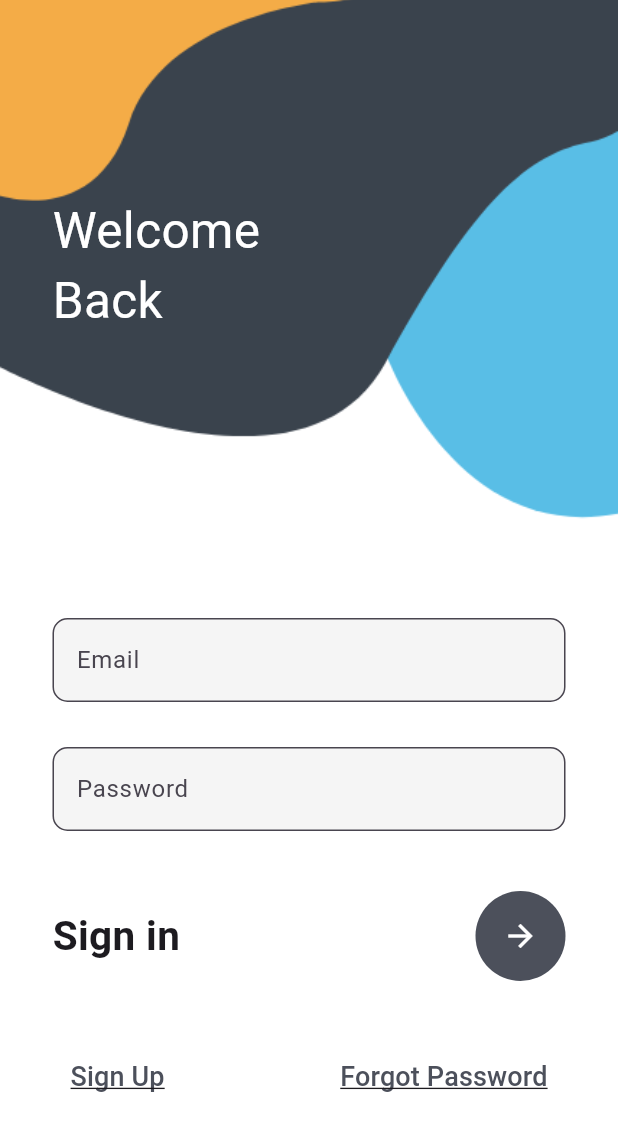
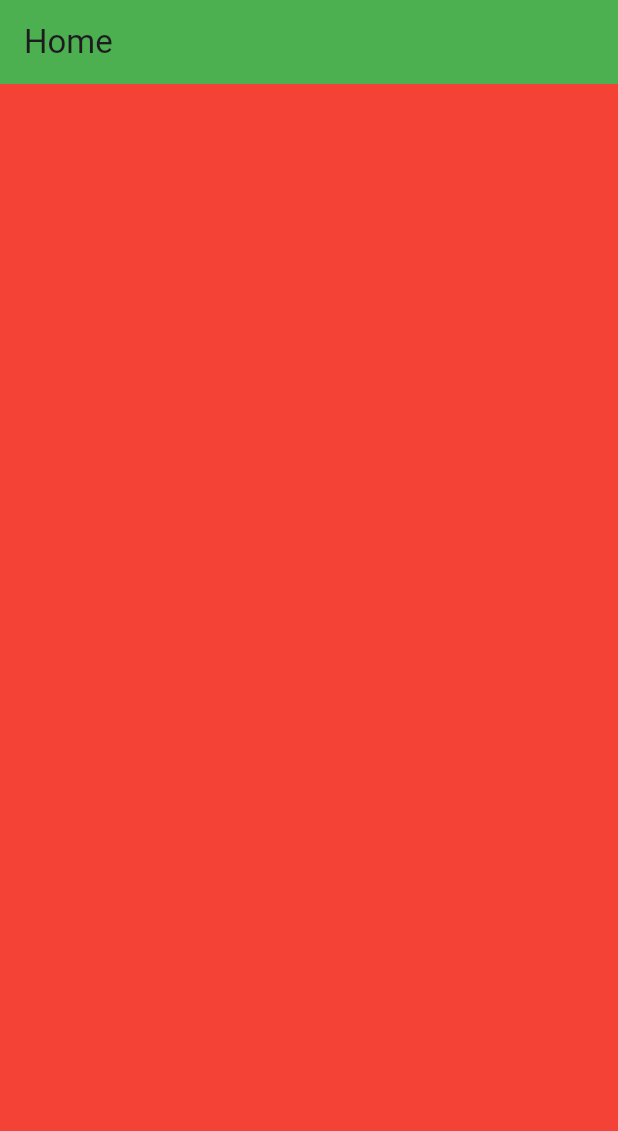
Before and after one commit to arifulshakil/Basic-Calculator, a Flutter app: the screen it shows after launch, on a phone screen of 412 x 824 dp. Shown: the top 1131 px of the screen. Run offline on Flutter 3.47's test engine with Material 3 defaults, Android fonts, the light colour scheme and no system bars.

Commit message:
MediaQuery | Wrap | LayoutBuilder | WidgetBuilder

```diff
--- a/lib/login.dart
+++ /dev/null
@@ -1,132 +0,0 @@
-import 'package:flutter/material.dart';
-
-class MyLogin extends StatefulWidget {
-  const MyLogin({Key? key}) : super(key: key);
-
-  @override
-  _MyLoginState createState() => _MyLoginState();
-}
-
-class _MyLoginState extends State<MyLogin> {
-  @override
-  Widget build(BuildContext context) {
-    return Container(
-      decoration: BoxDecoration(
-        image: DecorationImage(
-            image: AssetImage('assets/login.png'), fit: BoxFit.cover),
-      ),
-      child: Scaffold(
-        backgroundColor: Colors.transparent,
-        body: Stack(
-          children: [
-            Container(),
-            Container(
-              padding: EdgeInsets.only(left: 35, top: 130),
-              child: Text(
-                'Welcome\nBack',
-                style: TextStyle(color: Colors.white, fontSize: 33),
-              ),
-            ),
-            SingleChildScrollView(
-              child: Container(
-                padding: EdgeInsets.only(
-                    top: MediaQuery.of(context).size.height * 0.5),
-                child: Column(
-                  crossAxisAlignment: CrossAxisAlignment.start,
-                  children: [
-                    Container(
-                      margin: EdgeInsets.only(left: 35, right: 35),
-                      child: Column(
-                        children: [
-                          TextField(
-                            style: TextStyle(color: Colors.black),
-                            decoration: InputDecoration(
-                                fillColor: Colors.grey.shade100,
-                                filled: true,
-                                hintText: "Email",
-                                border: OutlineInputBorder(
-                                  borderRadius: BorderRadius.circular(10),
-                                )),
-                          ),
-                          SizedBox(
-                            height: 30,
-                          ),
-                          TextField(
-                            style: TextStyle(),
-                            obscureText: true,
-                            decoration: InputDecoration(
-                                fillColor: Colors.grey.shade100,
-                                filled: true,
-                                hintText: "Password",
-                                border: OutlineInputBorder(
-                                  borderRadius: BorderRadius.circular(10),
-                                )),
-                          ),
-                          SizedBox(
-                            height: 40,
-                          ),
-                          Row(
-                            mainAxisAlignment: MainAxisAlignment.spaceBetween,
-                            children: [
-                              Text(
-                                'Sign in',
-                                style: TextStyle(
-                                    fontSize: 27, fontWeight: FontWeight.w700),
-                              ),
-                              CircleAvatar(
-                                radius: 30,
-                                backgroundColor: Color(0xff4c505b),
-                                child: IconButton(
-                                    color: Colors.white,
-                                    onPressed: () {},
-                                    icon: Icon(
-                                      Icons.arrow_forward,
-                                    )),
-                              )
-                            ],
-                          ),
-                          SizedBox(
-                            height: 40,
-                          ),
-                          Row(
-                            mainAxisAlignment: MainAxisAlignment.spaceBetween,
-                            children: [
-                              TextButton(
-                                onPressed: () {
-                                  Navigator.pushNamed(context, 'register');
-                                },
-                                child: Text(
-                                  'Sign Up',
-                                  textAlign: TextAlign.left,
-                                  style: TextStyle(
-                                      decoration: TextDecoration.underline,
-                                      color: Color(0xff4c505b),
-                                      fontSize: 18),
-                                ),
-                                style: ButtonStyle(),
-                              ),
-                              TextButton(
-                                  onPressed: () {},
-                                  child: Text(
-                                    'Forgot Password',
-                                    style: TextStyle(
-                                      decoration: TextDecoration.underline,
-                                      color: Color(0xff4c505b),
-                                      fontSize: 18,
-                                    ),
-                                  )),
-                            ],
-                          )
-                        ],
-                      ),
-                    )
-                  ],
-                ),
-              ),
-            ),
-          ],
-        ),
-      ),
-    );
-  }
-}
--- a/lib/main.dart
+++ b/lib/main.dart
@@ -1,15 +1,91 @@
-
 import 'package:flutter/material.dart';
-import 'login.dart';
-import 'registation.dart';
 
 void main() {
-  runApp(MaterialApp(
-    debugShowCheckedModeBanner: false,
-    home: MyLogin(),
-    routes: {
-      'register': (context) => MyRegister(),
-      'login': (context) => MyLogin(),
-    },
-  ));
+  runApp(const MyApp());
 }
+
+class MyApp extends StatelessWidget {
+  const MyApp({super.key});
+
+  @override
+  Widget build(BuildContext context) {
+    return MaterialApp(
+      home: const Home(),
+      theme: ThemeData(),
+    );
+  }
+}
+
+class Home extends StatelessWidget {
+  const Home({super.key});
+
+  @override
+  Widget build(BuildContext context) {
+    // MediaQuery
+    print(MediaQuery.of(context).size);
+    print(MediaQuery.of(context).size.width);
+    print(MediaQuery.of(context).size.height);
+    print(MediaQuery.of(context).orientation);
+    print(MediaQuery.of(context).devicePixelRatio);
+    print(MediaQuery.of(context).displayFeatures);
+
+    print(MediaQuery.displayFeaturesOf(context));
+    print(MediaQuery.sizeOf(context));
+
+    return Scaffold(
+      appBar: AppBar(
+        backgroundColor: Colors.green,
+        title: const Text('Home'),
+      ),
+      // body: Center(
+      //   child: Wrap(
+      //     alignment: WrapAlignment.center,
+      //     crossAxisAlignment: WrapCrossAlignment.start,
+      //     spacing: 4,
+      //     children: [
+      //       Text(MediaQuery.orientationOf(context).toString()),
+      //       Text(MediaQuery.orientationOf(context).toString()),
+      //       Text(MediaQuery.orientationOf(context).toString()),
+      //       Text(MediaQuery.orientationOf(context).toString()),
+      //       Text(MediaQuery.orientationOf(context).toString()),
+      //       Text(MediaQuery.orientationOf(context).toString()),
+      //       Text(MediaQuery.orientationOf(context).toString()),
+      //       Text(MediaQuery.orientationOf(context).toString()),
+      //       Text(MediaQuery.orientationOf(context).toString()),
+      //       Text(MediaQuery.orientationOf(context).toString()),
+      //     ],
+      //   ),
+      // ),
+      /* body: LayoutBuilder(
+        builder: (BuildContext context, BoxConstraints constraints) {
+          if (constraints.maxWidth < 400) {
+            return const Center(child: Text('Mobile'));
+          } else if (constraints.maxWidth < 600) {
+            return const Center(child: Text('Tablet'));
+          } else if (constraints.maxWidth < 1200) {
+            return const Center(child: Text('Laptop'));
+          }
+
+          return const Center(child: Text('Desktop'));
+        },
+      ),*/
+      body: OrientationBuilder(
+        builder: (context, orientation) {
+          if (orientation == Orientation.landscape) {
+            return Container(
+              width: double.infinity,
+              height: double.infinity,
+              color: Colors.yellow,
+            );
+          } else {
+            return Container(
+              width: double.infinity,
+              height: double.infinity,
+              color: Colors.red,
+            );
+          }
+        },
+      ),
+    );
+  }
+}
```
Also changed, not shown: lib/registation.dart (deleted, +0 -173 lines).
